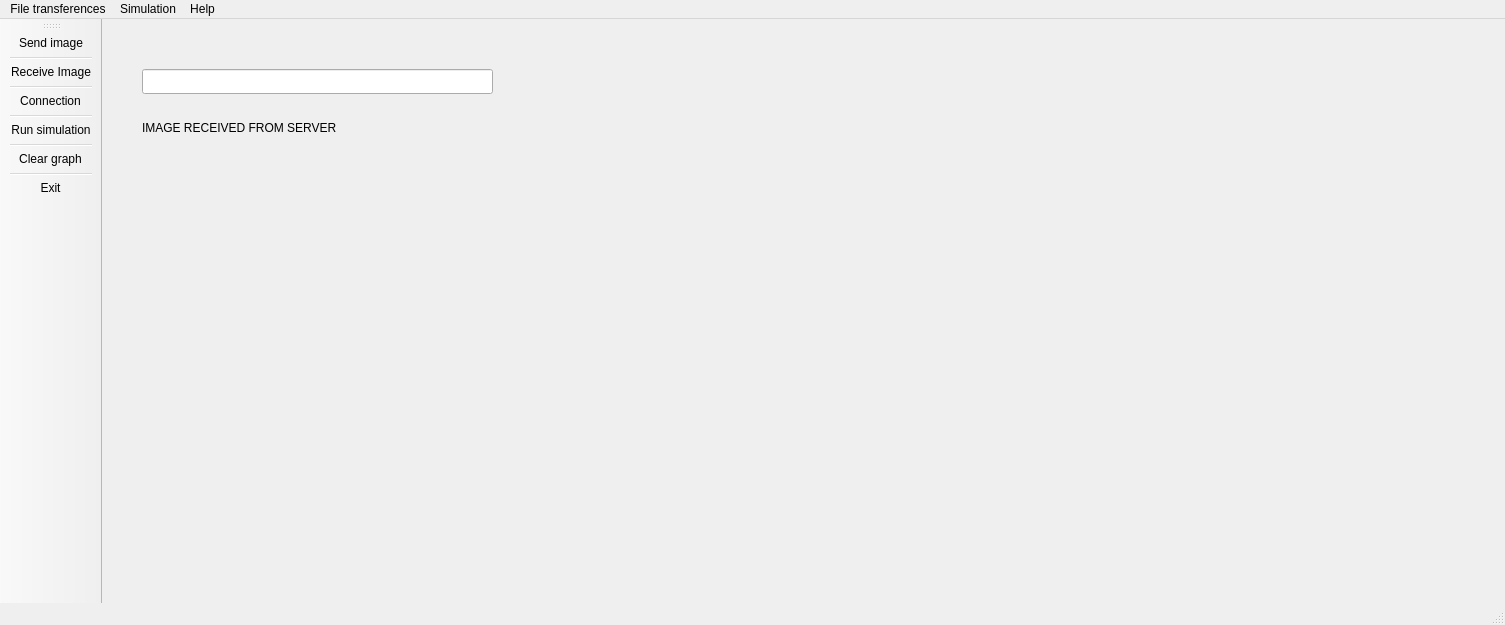
The window that mainwindow.ui (feichay10/Cliente-Proyecto-Final-SOA) describes before a commit, drawn with Qt 5.
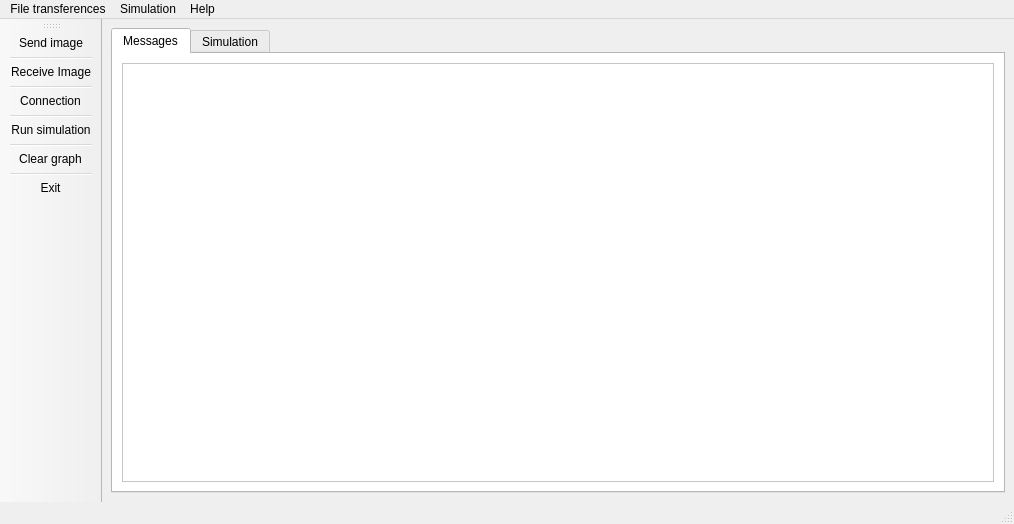
The same window after the commit. Icons and pictures are not drawn.

Commit message: QCustomPlot added, interface almost done

Patch:
```diff
--- a/mainwindow.ui
+++ b/mainwindow.ui
@@ -9,10 +9,16 @@
    <rect>
     <x>0</x>
     <y>0</y>
-    <width>1505</width>
-    <height>625</height>
+    <width>1014</width>
+    <height>524</height>
    </rect>
   </property>
+  <property name="sizePolicy">
+   <sizepolicy hsizetype="Expanding" vsizetype="Expanding">
+    <horstretch>0</horstretch>
+    <verstretch>0</verstretch>
+   </sizepolicy>
+  </property>
   <property name="palette">
    <palette>
     <active>
@@ -459,36 +465,532 @@
    <string>MainWindow</string>
   </property>
   <widget class="QWidget" name="centralwidget">
-   <widget class="QLabel" name="label_image_received_from_server">
-    <property name="geometry">
-     <rect>
-      <x>40</x>
-      <y>100</y>
-      <width>231</width>
-      <height>17</height>
-     </rect>
-    </property>
-    <property name="text">
-     <string>IMAGE RECEIVED FROM SERVER</string>
-    </property>
-   </widget>
-   <widget class="QLineEdit" name="lineEdit">
-    <property name="geometry">
-     <rect>
-      <x>40</x>
-      <y>50</y>
-      <width>351</width>
-      <height>25</height>
-     </rect>
-    </property>
-   </widget>
+   <property name="sizePolicy">
+    <sizepolicy hsizetype="Fixed" vsizetype="Fixed">
+     <horstretch>0</horstretch>
+     <verstretch>0</verstretch>
+    </sizepolicy>
+   </property>
+   <property name="autoFillBackground">
+    <bool>false</bool>
+   </property>
+   <layout class="QVBoxLayout" name="verticalLayout_2">
+    <item>
+     <widget class="QTabWidget" name="tabWidget">
+      <property name="sizePolicy">
+       <sizepolicy hsizetype="Expanding" vsizetype="Expanding">
+        <horstretch>0</horstretch>
+        <verstretch>0</verstretch>
+       </sizepolicy>
+      </property>
+      <property name="minimumSize">
+       <size>
+        <width>400</width>
+        <height>200</height>
+       </size>
+      </property>
+      <property name="sizeIncrement">
+       <size>
+        <width>0</width>
+        <height>0</height>
+       </size>
+      </property>
+      <property name="palette">
+       <palette>
+        <active>
+         <colorrole role="WindowText">
+          <brush brushstyle="SolidPattern">
+           <color alpha="255">
+            <red>0</red>
+            <green>0</green>
+            <blue>0</blue>
+           </color>
+          </brush>
+         </colorrole>
+         <colorrole role="Button">
+          <brush brushstyle="SolidPattern">
+           <color alpha="255">
+            <red>255</red>
+            <green>255</green>
+            <blue>255</blue>
+           </color>
+          </brush>
+         </colorrole>
+         <colorrole role="Light">
+          <brush brushstyle="SolidPattern">
+           <color alpha="255">
+            <red>255</red>
+            <green>255</green>
+            <blue>255</blue>
+           </color>
+          </brush>
+         </colorrole>
+         <colorrole role="Midlight">
+          <brush brushstyle="SolidPattern">
+           <color alpha="255">
+            <red>255</red>
+            <green>255</green>
+            <blue>255</blue>
+           </color>
+          </brush>
+         </colorrole>
+         <colorrole role="Dark">
+          <brush brushstyle="SolidPattern">
+           <color alpha="255">
+            <red>127</red>
+            <green>127</green>
+            <blue>127</blue>
+           </color>
+          </brush>
+         </colorrole>
+         <colorrole role="Mid">
+          <brush brushstyle="SolidPattern">
+           <color alpha="255">
+            <red>170</red>
+            <green>170</green>
+            <blue>170</blue>
+           </color>
+          </brush>
+         </colorrole>
+         <colorrole role="Text">
+          <brush brushstyle="SolidPattern">
+           <color alpha="255">
+            <red>0</red>
+            <green>0</green>
+            <blue>0</blue>
+           </color>
+          </brush>
+         </colorrole>
+         <colorrole role="BrightText">
+          <brush brushstyle="SolidPattern">
+           <color alpha="255">
+            <red>255</red>
+            <green>255</green>
+            <blue>255</blue>
+           </color>
+          </brush>
+         </colorrole>
+         <colorrole role="ButtonText">
+          <brush brushstyle="SolidPattern">
+           <color alpha="255">
+            <red>0</red>
+            <green>0</green>
+            <blue>0</blue>
+           </color>
+          </brush>
+         </colorrole>
+         <colorrole role="Base">
+          <brush brushstyle="SolidPattern">
+           <color alpha="255">
+            <red>255</red>
+            <green>255</green>
+            <blue>255</blue>
+           </color>
+          </brush>
+         </colorrole>
+         <colorrole role="Window">
+          <brush brushstyle="SolidPattern">
+           <color alpha="255">
+            <red>255</red>
+            <green>255</green>
+            <blue>255</blue>
+           </color>
+          </brush>
+         </colorrole>
+         <colorrole role="Shadow">
+          <brush brushstyle="SolidPattern">
+           <color alpha="255">
+            <red>0</red>
+            <green>0</green>
+            <blue>0</blue>
+           </color>
+          </brush>
+         </colorrole>
+         <colorrole role="AlternateBase">
+          <brush brushstyle="SolidPattern">
+           <color alpha="255">
+            <red>255</red>
+            <green>255</green>
+            <blue>255</blue>
+           </color>
+          </brush>
+         </colorrole>
+         <colorrole role="ToolTipBase">
+          <brush brushstyle="SolidPattern">
+           <color alpha="255">
+            <red>255</red>
+            <green>255</green>
+            <blue>220</blue>
+           </color>
+          </brush>
+         </colorrole>
+         <colorrole role="ToolTipText">
+          <brush brushstyle="SolidPattern">
+           <color alpha="255">
+            <red>0</red>
+            <green>0</green>
+            <blue>0</blue>
+           </color>
+          </brush>
+         </colorrole>
+         <colorrole role="PlaceholderText">
+          <brush brushstyle="SolidPattern">
+           <color alpha="127">
+            <red>0</red>
+            <green>0</green>
+            <blue>0</blue>
+           </color>
+          </brush>
+         </colorrole>
+        </active>
+        <inactive>
+         <colorrole role="WindowText">
+          <brush brushstyle="SolidPattern">
+           <color alpha="255">
+            <red>0</red>
+            <green>0</green>
+            <blue>0</blue>
+           </color>
+          </brush>
+         </colorrole>
+         <colorrole role="Button">
+          <brush brushstyle="SolidPattern">
+           <color alpha="255">
+            <red>255</red>
+            <green>255</green>
+            <blue>255</blue>
+           </color>
+          </brush>
+         </colorrole>
+         <colorrole role="Light">
+          <brush brushstyle="SolidPattern">
+           <color alpha="255">
+            <red>255</red>
+            <green>255</green>
+            <blue>255</blue>
+           </color>
+          </brush>
+         </colorrole>
+         <colorrole role="Midlight">
+          <brush brushstyle="SolidPattern">
+           <color alpha="255">
+            <red>255</red>
+            <green>255</green>
+            <blue>255</blue>
+           </color>
+          </brush>
+         </colorrole>
+         <colorrole role="Dark">
+          <brush brushstyle="SolidPattern">
+           <color alpha="255">
+            <red>127</red>
+            <green>127</green>
+            <blue>127</blue>
+           </color>
+          </brush>
+         </colorrole>
+         <colorrole role="Mid">
+          <brush brushstyle="SolidPattern">
+           <color alpha="255">
+            <red>170</red>
+            <green>170</green>
+            <blue>170</blue>
+           </color>
+          </brush>
+         </colorrole>
+         <colorrole role="Text">
+          <brush brushstyle="SolidPattern">
+           <color alpha="255">
+            <red>0</red>
+            <green>0</green>
+            <blue>0</blue>
+           </color>
+          </brush>
+         </colorrole>
+         <colorrole role="BrightText">
+          <brush brushstyle="SolidPattern">
+           <color alpha="255">
+            <red>255</red>
+            <green>255</green>
+            <blue>255</blue>
+           </color>
+          </brush>
+         </colorrole>
+         <colorrole role="ButtonText">
+          <brush brushstyle="SolidPattern">
+           <color alpha="255">
+            <red>0</red>
+            <green>0</green>
+            <blue>0</blue>
+           </color>
+          </brush>
+         </colorrole>
+         <colorrole role="Base">
+          <brush brushstyle="SolidPattern">
+           <color alpha="255">
+            <red>255</red>
+            <green>255</green>
+            <blue>255</blue>
+           </color>
+          </brush>
+         </colorrole>
+         <colorrole role="Window">
+          <brush brushstyle="SolidPattern">
+           <color alpha="255">
+            <red>255</red>
+            <green>255</green>
+            <blue>255</blue>
+           </color>
+          </brush>
+         </colorrole>
+         <colorrole role="Shadow">
+          <brush brushstyle="SolidPattern">
+           <color alpha="255">
+            <red>0</red>
+            <green>0</green>
+            <blue>0</blue>
+           </color>
+          </brush>
+         </colorrole>
+         <colorrole role="AlternateBase">
+          <brush brushstyle="SolidPattern">
+           <color alpha="255">
+            <red>255</red>
+            <green>255</green>
+            <blue>255</blue>
+           </color>
+          </brush>
+         </colorrole>
+         <colorrole role="ToolTipBase">
+          <brush brushstyle="SolidPattern">
+           <color alpha="255">
+            <red>255</red>
+            <green>255</green>
+            <blue>220</blue>
+           </color>
+          </brush>
+         </colorrole>
+         <colorrole role="ToolTipText">
+          <brush brushstyle="SolidPattern">
+           <color alpha="255">
+            <red>0</red>
+            <green>0</green>
+            <blue>0</blue>
+           </color>
+          </brush>
+         </colorrole>
+         <colorrole role="PlaceholderText">
+          <brush brushstyle="SolidPattern">
+           <color alpha="127">
+            <red>0</red>
+            <green>0</green>
+            <blue>0</blue>
+           </color>
+          </brush>
+         </colorrole>
+        </inactive>
+        <disabled>
+         <colorrole role="WindowText">
+          <brush brushstyle="SolidPattern">
+           <color alpha="255">
+            <red>127</red>
+            <green>127</green>
+            <blue>127</blue>
+           </color>
+          </brush>
+         </colorrole>
+         <colorrole role="Button">
+          <brush brushstyle="SolidPattern">
+           <color alpha="255">
+            <red>255</red>
+            <green>255</green>
+            <blue>255</blue>
+           </color>
+          </brush>
+         </colorrole>
+         <colorrole role="Light">
+          <brush brushstyle="SolidPattern">
+           <color alpha="255">
+            <red>255</red>
+            <green>255</green>
+            <blue>255</blue>
+           </color>
+          </brush>
+         </colorrole>
+         <colorrole role="Midlight">
+          <brush brushstyle="SolidPattern">
+           <color alpha="255">
+            <red>255</red>
+            <green>255</green>
+            <blue>255</blue>
+           </color>
+          </brush>
+         </colorrole>
+         <colorrole role="Dark">
+          <brush brushstyle="SolidPattern">
+           <color alpha="255">
+            <red>127</red>
+            <green>127</green>
+            <blue>127</blue>
+           </color>
+          </brush>
+         </colorrole>
+         <colorrole role="Mid">
+          <brush brushstyle="SolidPattern">
+           <color alpha="255">
+            <red>170</red>
+            <green>170</green>
+            <blue>170</blue>
+           </color>
+          </brush>
+         </colorrole>
+         <colorrole role="Text">
+          <brush brushstyle="SolidPattern">
+           <color alpha="255">
+            <red>127</red>
+            <green>127</green>
+            <blue>127</blue>
+           </color>
+          </brush>
+         </colorrole>
+         <colorrole role="BrightText">
+          <brush brushstyle="SolidPattern">
+           <color alpha="255">
+            <red>255</red>
+            <green>255</green>
+            <blue>255</blue>
+           </color>
+          </brush>
+         </colorrole>
+         <colorrole role="ButtonText">
+          <brush brushstyle="SolidPattern">
+           <color alpha="255">
+            <red>127</red>
+            <green>127</green>
+            <blue>127</blue>
+           </color>
+          </brush>
+         </colorrole>
+         <colorrole role="Base">
+          <brush brushstyle="SolidPattern">
+           <color alpha="255">
+            <red>255</red>
+            <green>255</green>
+            <blue>255</blue>
+           </color>
+          </brush>
+         </colorrole>
+         <colorrole role="Window">
+          <brush brushstyle="SolidPattern">
+           <color alpha="255">
+            <red>255</red>
+            <green>255</green>
+            <blue>255</blue>
+           </color>
+          </brush>
+         </colorrole>
+         <colorrole role="Shadow">
+          <brush brushstyle="SolidPattern">
+           <color alpha="255">
+            <red>0</red>
+            <green>0</green>
+            <blue>0</blue>
+           </color>
+          </brush>
+         </colorrole>
+         <colorrole role="AlternateBase">
+          <brush brushstyle="SolidPattern">
+           <color alpha="255">
+            <red>255</red>
+            <green>255</green>
+            <blue>255</blue>
+           </color>
+          </brush>
+         </colorrole>
+         <colorrole role="ToolTipBase">
+          <brush brushstyle="SolidPattern">
+           <color alpha="255">
+            <red>255</red>
+            <green>255</green>
+            <blue>220</blue>
+           </color>
+          </brush>
+         </colorrole>
+         <colorrole role="ToolTipText">
+          <brush brushstyle="SolidPattern">
+           <color alpha="255">
+            <red>0</red>
+            <green>0</green>
+            <blue>0</blue>
+           </color>
+          </brush>
+         </colorrole>
+         <colorrole role="PlaceholderText">
+          <brush brushstyle="SolidPattern">
+           <color alpha="127">
+            <red>127</red>
+            <green>127</green>
+            <blue>127</blue>
+           </color>
+          </brush>
+         </colorrole>
+        </disabled>
+       </palette>
+      </property>
+      <property name="currentIndex">
+       <number>0</number>
+      </property>
+      <widget class="QWidget" name="Messages">
+       <attribute name="title">
+        <string>Messages</string>
+       </attribute>
+       <layout class="QHBoxLayout" name="horizontalLayout_2">
+        <item>
+         <widget class="QTextEdit" name="textEdit_messages">
+          <property name="readOnly">
+           <bool>true</bool>
+          </property>
+          <property name="html">
+           <string>&lt;!DOCTYPE HTML PUBLIC &quot;-//W3C//DTD HTML 4.0//EN&quot; &quot;http://www.w3.org/TR/REC-html40/strict.dtd&quot;&gt;
+&lt;html&gt;&lt;head&gt;&lt;meta name=&quot;qrichtext&quot; content=&quot;1&quot; /&gt;&lt;meta charset=&quot;utf-8&quot; /&gt;&lt;style type=&quot;text/css&quot;&gt;
+p, li { white-space: pre-wrap; }
+hr { height: 1px; border-width: 0; }
+li.unchecked::marker { content: &quot;\2610&quot;; }
+li.checked::marker { content: &quot;\2612&quot;; }
+&lt;/style&gt;&lt;/head&gt;&lt;body style=&quot; font-family:'Ubuntu'; font-size:11pt; font-weight:400; font-style:normal;&quot;&gt;
+&lt;p style=&quot;-qt-paragraph-type:empty; margin-top:0px; margin-bottom:0px; margin-left:0px; margin-right:0px; -qt-block-indent:0; text-indent:0px;&quot;&gt;&lt;br /&gt;&lt;/p&gt;&lt;/body&gt;&lt;/html&gt;</string>
+          </property>
+         </widget>
+        </item>
+       </layout>
+      </widget>
+      <widget class="QWidget" name="Simulation">
+       <attribute name="title">
+        <string>Simulation</string>
+       </attribute>
+       <layout class="QHBoxLayout" name="horizontalLayout">
+        <item>
+         <widget class="QLabel" name="label_Image_Simulation">
+          <property name="enabled">
+           <bool>true</bool>
+          </property>
+          <property name="text">
+           <string>SIMULATION</string>
+          </property>
+         </widget>
+        </item>
+       </layout>
+      </widget>
+     </widget>
+    </item>
+   </layout>
   </widget>
   <widget class="QMenuBar" name="menubar">
    <property name="geometry">
     <rect>
      <x>0</x>
      <y>0</y>
-     <width>1505</width>
+     <width>1014</width>
      <height>22</height>
     </rect>
    </property>
```
The commit also changes 6 other files.
